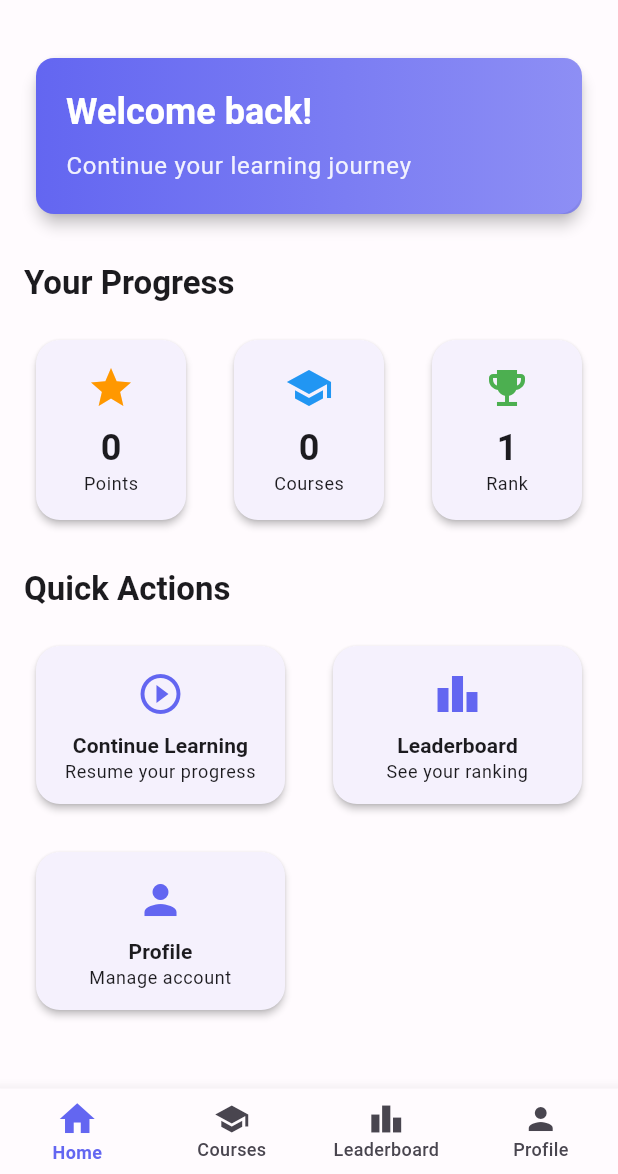
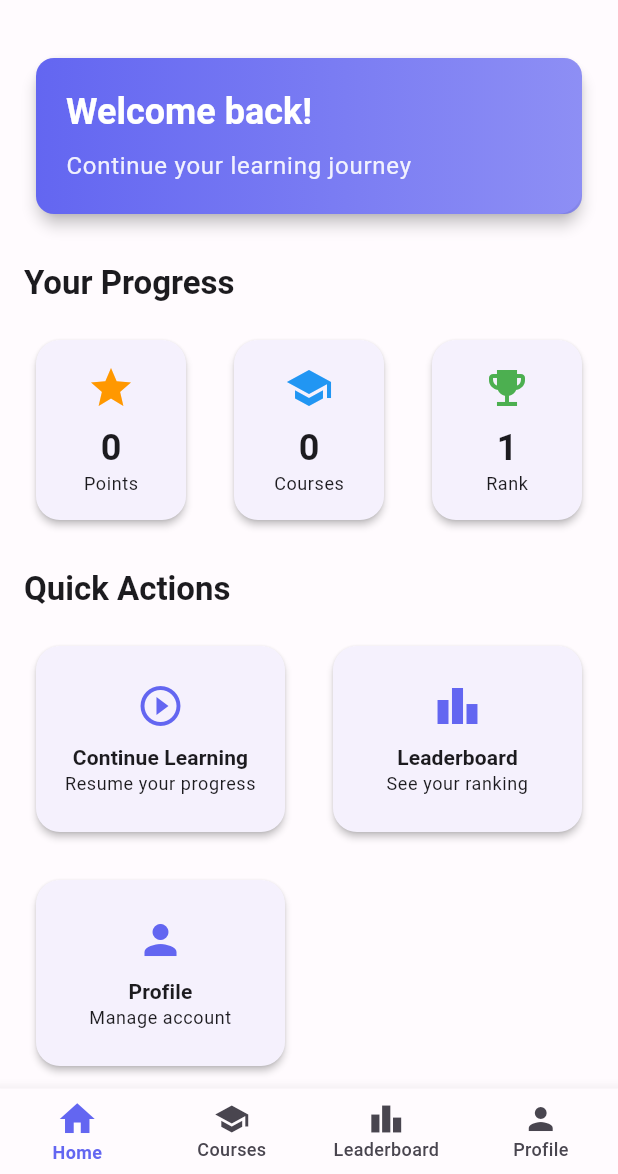
Before and after one commit to Hetti219/fulminant_c, a Flutter app: the screen it shows once a user with an empty profile is signed in, on a phone screen of 412 x 824 dp, the part 62-1236 px from its top. Run offline on Flutter 3.47's test engine with Material 3 defaults, Android fonts, the phone set to English and light mode, and no system bars; our stand-ins replace cloud_firestore, equatable, firebase_auth, firebase_core, flutter_bloc, formz; accounts and stored records are empty.

Commit message:
Minor bug fix

```diff
--- a/lib/screens/home/home_screen.dart
+++ b/lib/screens/home/home_screen.dart
@@ -220,13 +220,15 @@
               ),
         ),
         const SizedBox(height: 16),
-        GridView.count(
-          crossAxisCount: 2,
+        GridView(
+          gridDelegate: SliverGridDelegateWithFixedCrossAxisCount(
+              crossAxisCount: 2,
+              crossAxisSpacing: 16,
+              mainAxisSpacing: 16,
+              childAspectRatio: 1.5,
+              mainAxisExtent: 140),
           shrinkWrap: true,
           physics: const NeverScrollableScrollPhysics(),
-          crossAxisSpacing: 16,
-          mainAxisSpacing: 16,
-          childAspectRatio: 1.5,
           children: [
             _ActionCard(
               icon: Icons.play_circle_outline,
@@ -279,7 +281,7 @@
         onTap: onTap,
         borderRadius: BorderRadius.circular(12),
         child: Padding(
-          padding: const EdgeInsets.all(16),
+          padding: const EdgeInsets.all(12),
           child: Column(
             mainAxisAlignment: MainAxisAlignment.center,
             children: [
@@ -295,11 +297,13 @@
                       fontWeight: FontWeight.bold,
                     ),
                 textAlign: TextAlign.center,
+                overflow: TextOverflow.ellipsis,
               ),
               Text(
                 subtitle,
                 style: Theme.of(context).textTheme.bodySmall,
                 textAlign: TextAlign.center,
+                overflow: TextOverflow.ellipsis,
               ),
             ],
           ),
```
